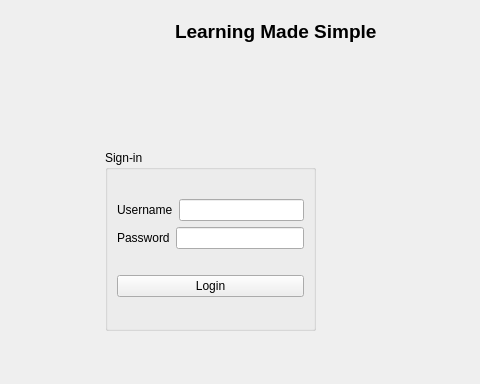
This is loginwindow.ui in Pawls/LMS as Qt 5 draws it before an edit; both pictures show x 85 to 565 and y 0 to 384 of the 800 by 600 pixel window. The edited form follows.
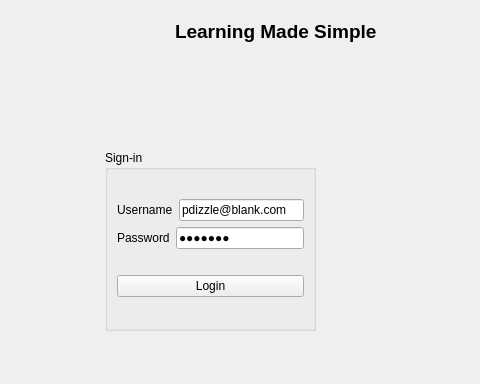
This is the edited form.

```diff
--- a/loginwindow.ui
+++ b/loginwindow.ui
@@ -42,7 +42,14 @@
           </widget>
          </item>
          <item>
-          <widget class="QLineEdit" name="lineEdit_username"/>
+          <widget class="QLineEdit" name="lineEdit_username">
+           <property name="text">
+            <string>pdizzle@blank.com</string>
+           </property>
+           <property name="placeholderText">
+            <string>email address</string>
+           </property>
+          </widget>
          </item>
         </layout>
        </item>
@@ -60,6 +67,9 @@
          </item>
          <item>
           <widget class="QLineEdit" name="lineEdit_password">
+           <property name="text">
+            <string>8675309</string>
+           </property>
            <property name="echoMode">
             <enum>QLineEdit::Password</enum>
            </property>
```
